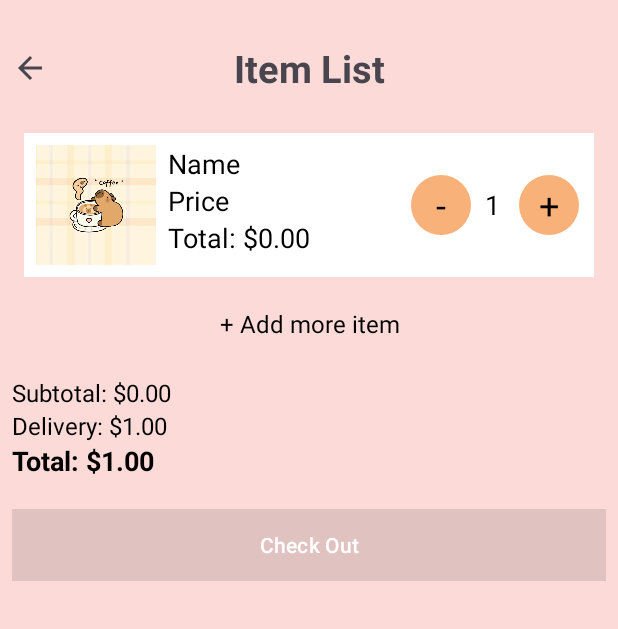
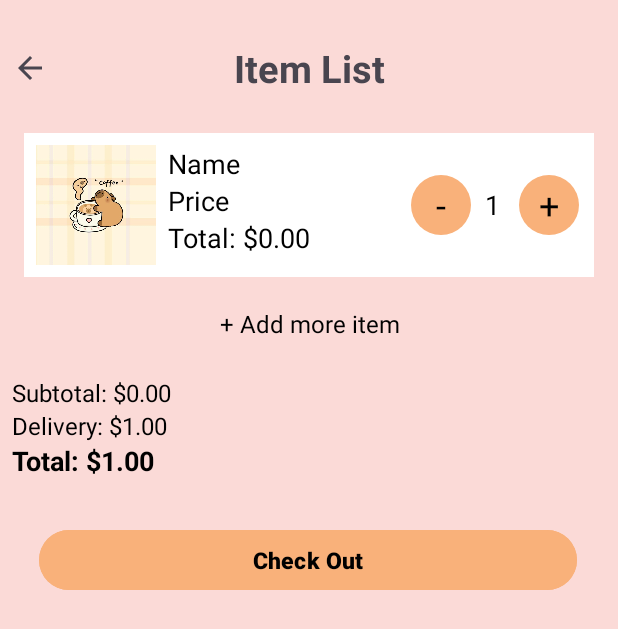
Before and after one commit to Rathh03/Cafeteria-App, an Android app: the OrderingListActivity screen opened directly, with no data from a screen before it, on a phone screen of 412 x 824 dp. Shown: the top 629 px of the screen. Run offline under Robolectric (Android 15) with nearby library versions, the light colour scheme and no system bars; our stand-ins replace CircleImageView; 6 statements that could not run were skipped.

```diff
--- a/app/src/main/res/layout/activity_detail.xml
+++ b/app/src/main/res/layout/activity_detail.xml
@@ -203,7 +203,7 @@
                     android:layout_height="wrap_content"
                     android:layout_marginTop="90dp"
                     android:layout_marginHorizontal="20dp"
-                    android:background="@drawable/yellow_full_conner_bg">
+                    android:background="@drawable/peach_full_conner_bg">
 
                     <TextView
                         android:id="@+id/addToCartTxt"
--- a/app/src/main/res/layout/activity_ordering_list.xml
+++ b/app/src/main/res/layout/activity_ordering_list.xml
@@ -1,6 +1,5 @@
 <?xml version="1.0" encoding="utf-8"?>
-<androidx.constraintlayout.widget.ConstraintLayout
-    xmlns:android="http://schemas.android.com/apk/res/android"
+<androidx.constraintlayout.widget.ConstraintLayout xmlns:android="http://schemas.android.com/apk/res/android"
     xmlns:app="http://schemas.android.com/apk/res-auto"
     xmlns:tools="http://schemas.android.com/tools"
     android:id="@+id/main"
@@ -14,33 +13,33 @@
         android:id="@+id/topBar"
         android:layout_width="0dp"
         android:layout_height="wrap_content"
+        android:layout_marginTop="20dp"
         android:padding="8dp"
-        android:layout_marginTop="20dp"
-        app:layout_constraintTop_toTopOf="parent"
+        app:layout_constraintEnd_toEndOf="parent"
         app:layout_constraintStart_toStartOf="parent"
-        app:layout_constraintEnd_toEndOf="parent">
+        app:layout_constraintTop_toTopOf="parent">
 
         <ImageView
             android:id="@+id/backBtn"
             android:layout_width="24dp"
             android:layout_height="24dp"
             android:src="@drawable/arrow_back_24px"
+            app:layout_constraintBottom_toBottomOf="parent"
             app:layout_constraintStart_toStartOf="parent"
-            app:layout_constraintTop_toTopOf="parent"
-            app:layout_constraintBottom_toBottomOf="parent" />
+            app:layout_constraintTop_toTopOf="parent" />
 
         <TextView
             android:id="@+id/textView2"
             android:layout_width="0dp"
             android:layout_height="wrap_content"
+            android:gravity="center"
             android:text="Item List"
             android:textSize="25sp"
             android:textStyle="bold"
-            android:gravity="center"
-            app:layout_constraintTop_toTopOf="parent"
             app:layout_constraintBottom_toBottomOf="parent"
+            app:layout_constraintEnd_toEndOf="parent"
             app:layout_constraintStart_toStartOf="parent"
-            app:layout_constraintEnd_toEndOf="parent" />
+            app:layout_constraintTop_toTopOf="parent" />
     </androidx.constraintlayout.widget.ConstraintLayout>
 
     <!-- Scrollable Content -->
@@ -49,10 +48,10 @@
         android:layout_width="0dp"
         android:layout_height="0dp"
         android:fillViewport="true"
-        app:layout_constraintTop_toBottomOf="@+id/topBar"
         app:layout_constraintBottom_toBottomOf="parent"
+        app:layout_constraintEnd_toEndOf="parent"
         app:layout_constraintStart_toStartOf="parent"
-        app:layout_constraintEnd_toEndOf="parent">
+        app:layout_constraintTop_toBottomOf="@+id/topBar">
 
         <LinearLayout
             android:layout_width="match_parent"
@@ -117,11 +116,16 @@
                     android:id="@+id/btn_checkout"
                     android:layout_width="match_parent"
                     android:layout_height="wrap_content"
-                    android:layout_marginTop="20dp"
-                    android:background="@color/Peach"
                     android:text="Check Out"
-                    android:textColor="@color/white"
-                    />
+                    android:layout_marginStart="18dp"
+                    android:layout_marginTop="30dp"
+                    android:layout_marginEnd="19dp"
+                    android:backgroundTint="@color/Peach"
+                    android:textColor="@color/black"
+                    android:textStyle="bold"
+                    android:textSize="15sp"
+                    app:layout_constraintEnd_toEndOf="parent"
+                    app:layout_constraintStart_toStartOf="parent" />
 
             </LinearLayout>
 
```
Also changed, not shown: app/src/main/java/com/example/orderingapp/Activity/OrderSummaryActivity.java (+76 -14 lines), app/src/main/res/drawable/peach_full_conner_bg.xml (added, +9 -0 lines), app/src/main/res/layout/activity_order_summary.xml (+9 -3 lines).
